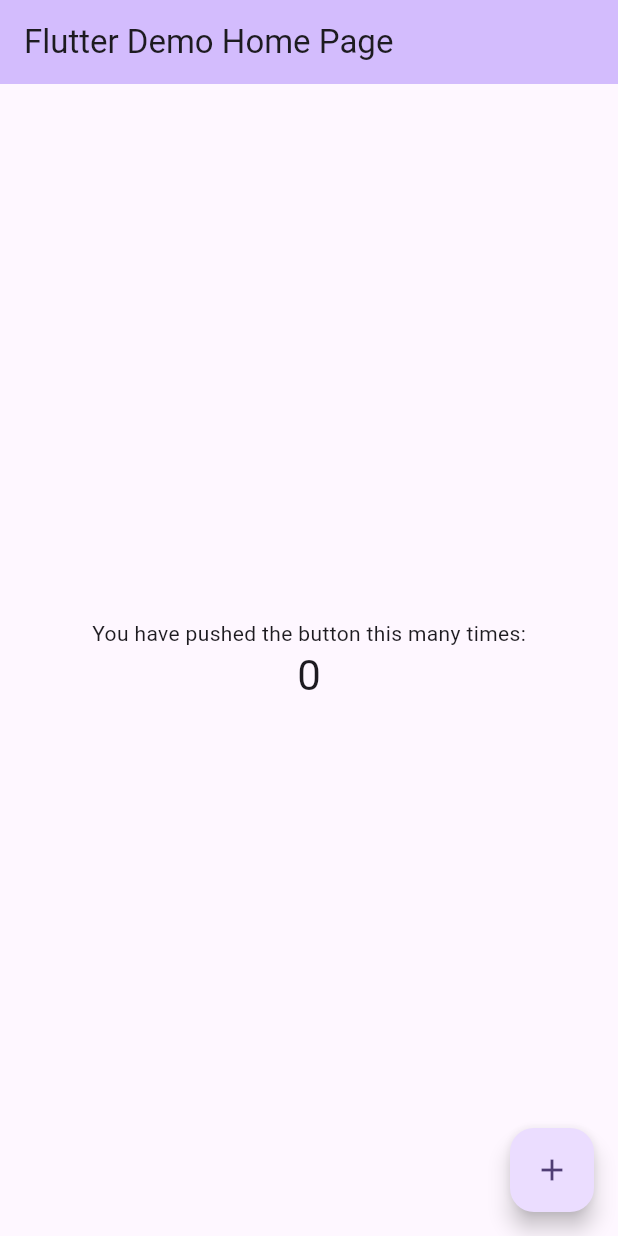
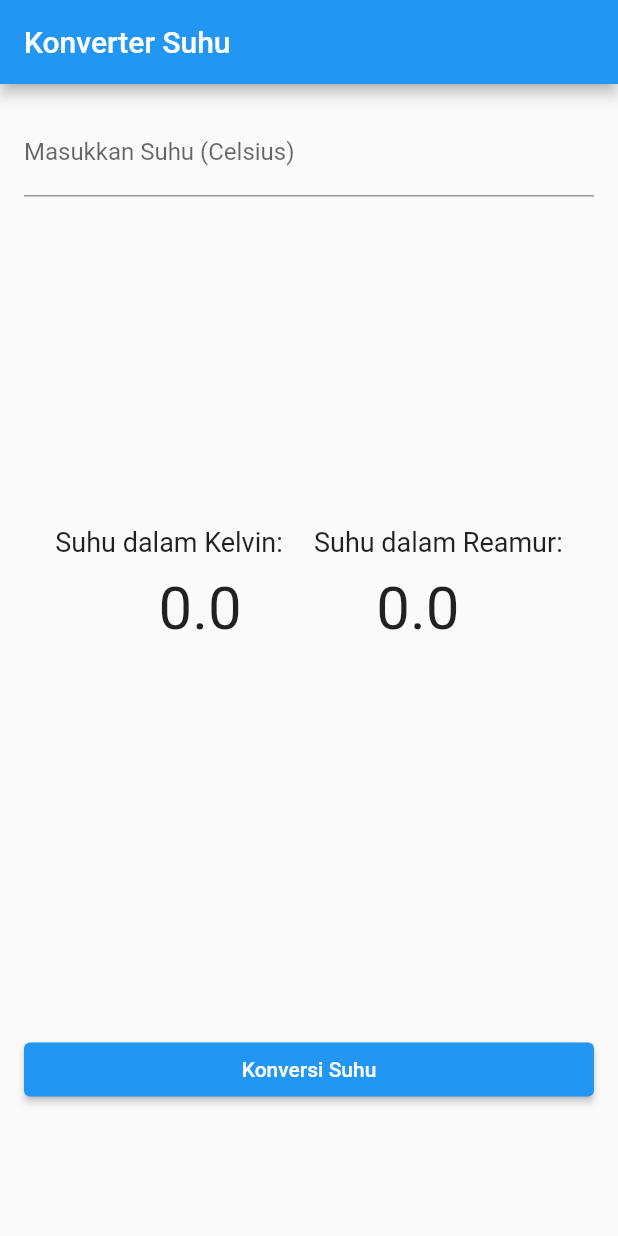
Before and after one commit to aldinpramudya/214172033-Aldin-Mobile-2023, a Flutter app: the screen it shows after launch, on a phone screen of 412 x 824 dp. Run offline on Flutter 3.47's test engine with Material 2 defaults, Android fonts, the phone set to English and light mode, and no system bars.

Commit message:
add converter app

```diff
--- a/statefull_project/lib/main.dart
+++ b/statefull_project/lib/main.dart
@@ -1,125 +1,100 @@
 import 'package:flutter/material.dart';
 
-void main() {
-  runApp(const MyApp());
-}
+void main() => runApp(MyApp());
 
 class MyApp extends StatelessWidget {
-  const MyApp({super.key});
-
-  // This widget is the root of your application.
   @override
   Widget build(BuildContext context) {
     return MaterialApp(
-      title: 'Flutter Demo',
-      theme: ThemeData(
-        // This is the theme of your application.
-        //
-        // TRY THIS: Try running your application with "flutter run". You'll see
-        // the application has a blue toolbar. Then, without quitting the app,
-        // try changing the seedColor in the colorScheme below to Colors.green
-        // and then invoke "hot reload" (save your changes or press the "hot
-        // reload" button in a Flutter-supported IDE, or press "r" if you used
-        // the command line to start the app).
-        //
-        // Notice that the counter didn't reset back to zero; the application
-        // state is not lost during the reload. To reset the state, use hot
-        // restart instead.
-        //
-        // This works for code too, not just values: Most code changes can be
-        // tested with just a hot reload.
-        colorScheme: ColorScheme.fromSeed(seedColor: Colors.deepPurple),
-        useMaterial3: true,
-      ),
-      home: const MyHomePage(title: 'Flutter Demo Home Page'),
+      title: 'Suhu Converter',
+      home: TemperatureConverter(),
     );
   }
 }
 
-class MyHomePage extends StatefulWidget {
-  const MyHomePage({super.key, required this.title});
-
-  // This widget is the home page of your application. It is stateful, meaning
-  // that it has a State object (defined below) that contains fields that affect
-  // how it looks.
-
-  // This class is the configuration for the state. It holds the values (in this
-  // case the title) provided by the parent (in this case the App widget) and
-  // used by the build method of the State. Fields in a Widget subclass are
-  // always marked "final".
-
-  final String title;
-
+class TemperatureConverter extends StatefulWidget {
   @override
-  State<MyHomePage> createState() => _MyHomePageState();
+  _TemperatureConverterState createState() => _TemperatureConverterState();
 }
 
-class _MyHomePageState extends State<MyHomePage> {
-  int _counter = 0;
+class _TemperatureConverterState extends State<TemperatureConverter> {
+  TextEditingController _celsiusController = TextEditingController();
+  double _kelvinResult = 0.0;
+  double _reamurResult = 0.0;
 
-  void _incrementCounter() {
+  void _convertTemperature() {
+    if (_celsiusController.text.isNotEmpty) {
+      double celsius = double.parse(_celsiusController.text);
       setState(() {
-      // This call to setState tells the Flutter framework that something has
-      // changed in this State, which causes it to rerun the build method below
-      // so that the display can reflect the updated values. If we changed
-      // _counter without calling setState(), then the build method would not be
-      // called again, and so nothing would appear to happen.
-      _counter++;
+        _kelvinResult = celsius + 273.15;
+        _reamurResult = celsius * 4 / 5;
       });
+    }
   }
 
   @override
   Widget build(BuildContext context) {
-    // This method is rerun every time setState is called, for instance as done
-    // by the _incrementCounter method above.
-    //
-    // The Flutter framework has been optimized to make rerunning build methods
-    // fast, so that you can just rebuild anything that needs updating rather
-    // than having to individually change instances of widgets.
     return Scaffold(
       appBar: AppBar(
-        // TRY THIS: Try changing the color here to a specific color (to
-        // Colors.amber, perhaps?) and trigger a hot reload to see the AppBar
-        // change color while the other colors stay the same.
-        backgroundColor: Theme.of(context).colorScheme.inversePrimary,
-        // Here we take the value from the MyHomePage object that was created by
-        // the App.build method, and use it to set our appbar title.
-        title: Text(widget.title),
+        title: Text('Konverter Suhu'),
       ),
-      body: Center(
-        // Center is a layout widget. It takes a single child and positions it
-        // in the middle of the parent.
+      body: Padding(
+        padding: const EdgeInsets.all(16.0),
+        child: SingleChildScrollView(
           child: Column(
-          // Column is also a layout widget. It takes a list of children and
-          // arranges them vertically. By default, it sizes itself to fit its
-          // children horizontally, and tries to be as tall as its parent.
-          //
-          // Column has various properties to control how it sizes itself and
-          // how it positions its children. Here we use mainAxisAlignment to
-          // center the children vertically; the main axis here is the vertical
-          // axis because Columns are vertical (the cross axis would be
-          // horizontal).
-          //
-          // TRY THIS: Invoke "debug painting" (choose the "Toggle Debug Paint"
-          // action in the IDE, or press "p" in the console), to see the
-          // wireframe for each widget.
-          mainAxisAlignment: MainAxisAlignment.center,
-          children: <Widget>[
-            const Text(
-              'You have pushed the button this many times:',
+            mainAxisAlignment: MainAxisAlignment.start,
+            crossAxisAlignment: CrossAxisAlignment.stretch,
+            children: [
+              TextField(
+                controller: _celsiusController,
+                keyboardType: TextInputType.numberWithOptions(decimal: true),
+                decoration: InputDecoration(
+                  labelText: 'Masukkan Suhu (Celsius)',
                 ),
-            Text(
-              '$_counter',
-              style: Theme.of(context).textTheme.headlineMedium,
+              ),
+              SizedBox(height: 20),
+              Column(
+                children: [
+                  Padding(
+                    padding: const EdgeInsets.only(top: 200),
+                    child: Row(
+                      mainAxisAlignment: MainAxisAlignment.spaceEvenly,
+                      children: [
+                        Text('Suhu dalam Kelvin:', style: TextStyle(fontSize: 18)),
+                        Text('Suhu dalam Reamur:', style: TextStyle(fontSize: 18)),
+                      ],
+                    ),
+                  ),
+                  SizedBox(height: 10),
+                  Row(
+                    mainAxisAlignment: MainAxisAlignment.spaceEvenly,
+                    children: [
+                      Align(
+                        alignment: Alignment.centerLeft,
+                        child: Text('$_kelvinResult', style: TextStyle(fontSize: 40)),
+                      ),
+                      Align(
+                        alignment: Alignment.centerRight,
+                        child: Text('$_reamurResult', style: TextStyle(fontSize: 40)),
+                      ),
+                    ],
+                  ),
+                ],
+              ),
+              SizedBox(height: 10),
+              Container(
+                margin: EdgeInsets.only(top: 250),
+                child: ElevatedButton(
+                  onPressed: () {
+                    _convertTemperature();
+                  },
+                  child: Text('Konversi Suhu'),
+                ),
               ),
             ],
           ),
         ),
-      floatingActionButton: FloatingActionButton(
-        onPressed: _incrementCounter,
-        tooltip: 'Increment',
-        child: const Icon(Icons.add),
-      ), // This trailing comma makes auto-formatting nicer for build methods.
+      ),
     );
   }
 }
```
Lines whose indentation alone changed are shown as unchanged.
